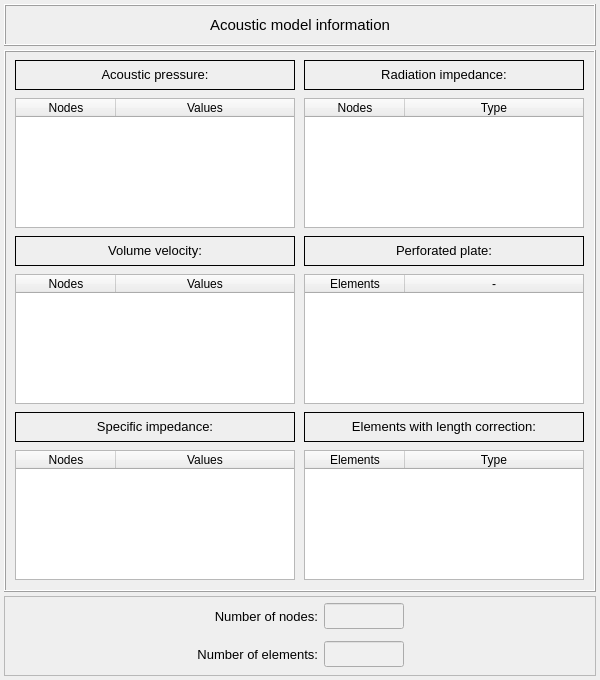
Before: the Qt Designer form pulse/interface/ui_files/model/info/acoustic_model_info.ui in open-pulse/OpenPulse, drawn with Qt 5.
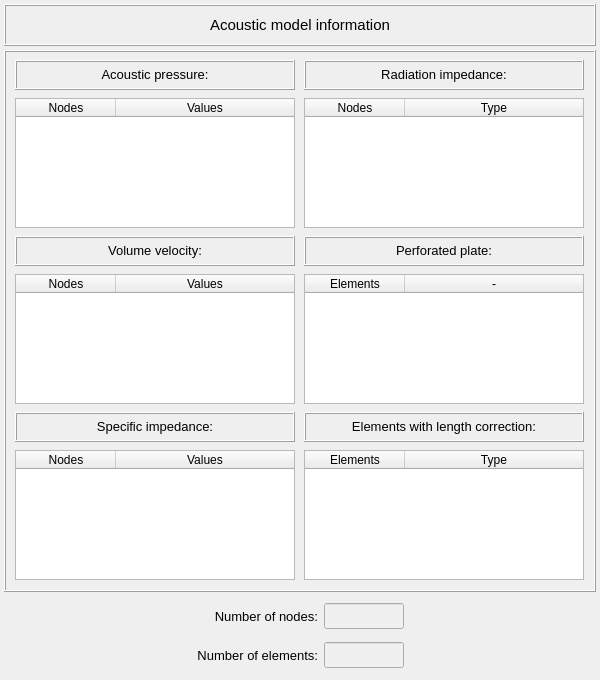
After: the same form once the commit is applied.

Diff of the .ui file:
```diff
--- a/pulse/interface/ui_files/model/info/acoustic_model_info.ui
+++ b/pulse/interface/ui_files/model/info/acoustic_model_info.ui
@@ -233,6 +233,9 @@
         <property name="frameShape">
          <enum>QFrame::Box</enum>
         </property>
+        <property name="frameShadow">
+         <enum>QFrame::Raised</enum>
+        </property>
         <property name="text">
          <string>&lt;html&gt;&lt;head/&gt;&lt;body&gt;&lt;p align=&quot;center&quot;&gt;Volume velocity:&lt;/p&gt;&lt;/body&gt;&lt;/html&gt;</string>
         </property>
@@ -303,6 +306,9 @@
         <property name="frameShape">
          <enum>QFrame::Box</enum>
         </property>
+        <property name="frameShadow">
+         <enum>QFrame::Raised</enum>
+        </property>
         <property name="text">
          <string>&lt;html&gt;&lt;head/&gt;&lt;body&gt;&lt;p align=&quot;center&quot;&gt;Specific impedance:&lt;/p&gt;&lt;/body&gt;&lt;/html&gt;</string>
         </property>
@@ -336,6 +342,9 @@
         <property name="frameShape">
          <enum>QFrame::Box</enum>
         </property>
+        <property name="frameShadow">
+         <enum>QFrame::Raised</enum>
+        </property>
         <property name="text">
          <string>&lt;html&gt;&lt;head/&gt;&lt;body&gt;&lt;p align=&quot;center&quot;&gt;Acoustic pressure:&lt;/p&gt;&lt;/body&gt;&lt;/html&gt;</string>
         </property>
@@ -369,6 +378,9 @@
         <property name="frameShape">
          <enum>QFrame::Box</enum>
         </property>
+        <property name="frameShadow">
+         <enum>QFrame::Raised</enum>
+        </property>
         <property name="text">
          <string>&lt;html&gt;&lt;head/&gt;&lt;body&gt;&lt;p align=&quot;center&quot;&gt;Radiation impedance:&lt;/p&gt;&lt;/body&gt;&lt;/html&gt;</string>
         </property>
@@ -439,6 +451,9 @@
         <property name="frameShape">
          <enum>QFrame::Box</enum>
         </property>
+        <property name="frameShadow">
+         <enum>QFrame::Raised</enum>
+        </property>
         <property name="text">
          <string>&lt;html&gt;&lt;head/&gt;&lt;body&gt;&lt;p align=&quot;center&quot;&gt;Perforated plate:&lt;/p&gt;&lt;/body&gt;&lt;/html&gt;</string>
         </property>
@@ -509,6 +524,9 @@
         <property name="frameShape">
          <enum>QFrame::Box</enum>
         </property>
+        <property name="frameShadow">
+         <enum>QFrame::Raised</enum>
+        </property>
         <property name="text">
          <string>&lt;html&gt;&lt;head/&gt;&lt;body&gt;&lt;p align=&quot;center&quot;&gt;Elements with length correction:&lt;/p&gt;&lt;/body&gt;&lt;/html&gt;</string>
         </property>
@@ -575,7 +593,7 @@
       </size>
      </property>
      <property name="frameShape">
-      <enum>QFrame::StyledPanel</enum>
+      <enum>QFrame::NoFrame</enum>
      </property>
      <property name="frameShadow">
       <enum>QFrame::Raised</enum>
```
